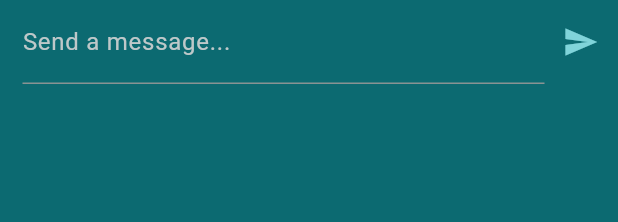
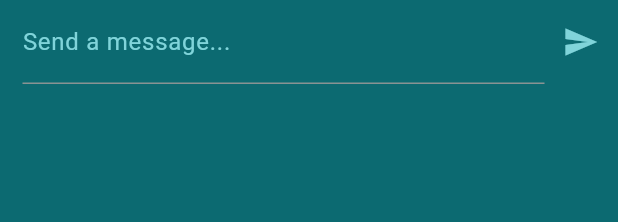
Before and after one commit to jmcied/SeaSplash, a Flutter app: the NewMessage widget shown alone on an empty page, opened directly, after a tap on the "send" icon, on a phone screen of 412 x 824 dp. Shown: the top 222 px of the screen. Run offline on Flutter 3.47's test engine with Material 3 defaults, Android fonts, the phone set to English and light mode, and no system bars; our stand-ins replace cloud_firestore, firebase_auth, firebase_core, firebase_storage, flutter_riverpod, google_fonts and 4 more; missing offline and left inert: flutter_config; accounts and stored records are empty.

Commit message:
send chat messages to firebase

```diff
--- a/lib/widgets/chat/new_message.dart
+++ b/lib/widgets/chat/new_message.dart
@@ -1,3 +1,6 @@
+import 'package:cloud_firestore/cloud_firestore.dart';
+import 'package:firebase_auth/firebase_auth.dart';
+import 'package:firebase_core/firebase_core.dart';
 import 'package:flutter/material.dart';
 
 class NewMessage extends StatefulWidget {
@@ -10,7 +13,7 @@ class NewMessage extends StatefulWidget {
 }
 
 class _NewMessageState extends State<NewMessage> {
-  var _messageController = TextEditingController();
+  final _messageController = TextEditingController();
 
   @override
   void dispose() {
@@ -18,14 +21,28 @@ class _NewMessageState extends State<NewMessage> {
     super.dispose();
   }
 
-  void _submitMessage() {
+  void _submitMessage() async {
     final enteredMessage = _messageController.text;
 
     if (enteredMessage.trim().isEmpty) {
       return;
     }
 
-    // send to Firebase
+    FocusScope.of(context).unfocus();
+
+    final user = FirebaseAuth.instance.currentUser!;
+    final userData = await FirebaseFirestore.instance
+        .collection('users')
+        .doc(user.uid)
+        .get();
+
+    FirebaseFirestore.instance.collection('chat').add({
+      'text': enteredMessage,
+      'createdAt': Timestamp.now(),
+      'userId': user.uid,
+      'username': userData.data()!['username'],
+      'userImage': userData.data()!['image_url'],
+    });
 
     _messageController.clear();
   }
@@ -42,7 +59,11 @@ class _NewMessageState extends State<NewMessage> {
               textCapitalization: TextCapitalization.sentences,
               autocorrect: true,
               enableSuggestions: true,
-              decoration: const InputDecoration(labelText: 'Send a message...'),
+              decoration: InputDecoration(
+                labelText: 'Send a message...',
+                labelStyle:
+                    TextStyle(color: Theme.of(context).colorScheme.primary),
+              ),
             ),
           ),
           IconButton(
```
Also changed, not shown: lib/screens/chat.dart (+14 -13 lines), lib/widgets/chat/chat_messages.dart (+5 -2 lines).
